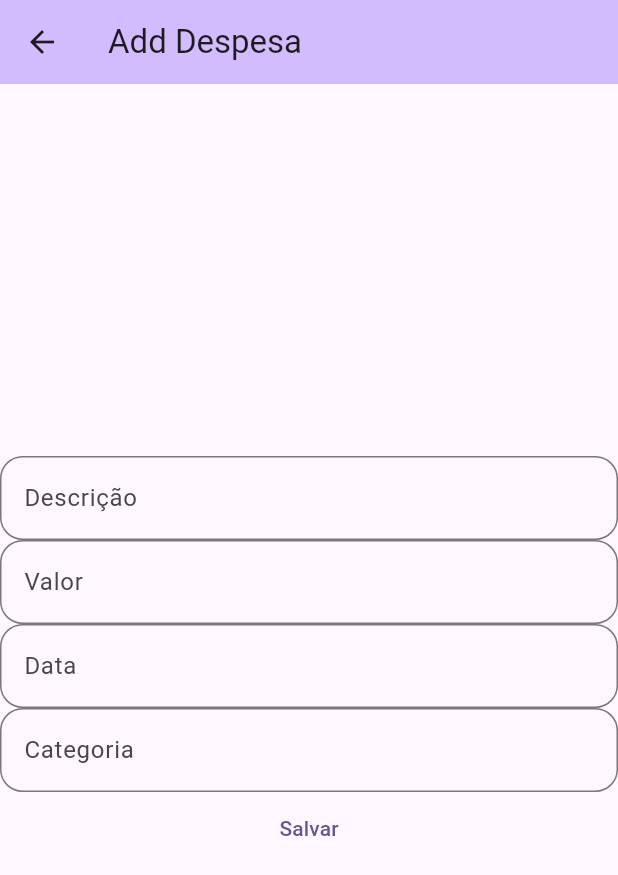
After one commit to Camilaliol/wallet, a Flutter app: the screen it shows after launch, after a tap on "Add despesa", on a phone screen of 412 x 824 dp. The commit adds this screen. Shown: the top 875 px of the screen. Run offline on Flutter 3.47's test engine with Material 3 defaults, Android fonts, the phone set to English and light mode, and no system bars.

Commit message:
1.5 pagina_de_despesa

```diff
--- a/app/analysis_options.yaml
+++ b/app/analysis_options.yaml
@@ -7,6 +7,15 @@
 
 # The following line activates a set of recommended lints for Flutter apps,
 # packages, and plugins designed to encourage good coding practices.
+analyzer:
+  exclude:
+    - build/**
+    - android/**
+    - ios/**
+    - web/**
+    - windows/**
+    - macos/**
+    - linux/**
 include: package:flutter_lints/flutter.yaml
 
 linter:
--- /dev/null
+++ b/app/lib/paginas/add_despesa.dart
@@ -0,0 +1,93 @@
+import 'package:flutter/material.dart';
+
+class AddDespesa extends StatefulWidget {
+  const AddDespesa({super.key});
+
+  @override
+  State<AddDespesa> createState() => _AddDespesaState();
+
+}
+
+
+class _AddDespesaState extends State<AddDespesa> {
+  // Adicionar variaveis
+  final _descricao = TextEditingController(); //add variaveis
+  final _valor = TextEditingController(); // add Variaveis
+  final _data = TextEditingController(); // add Variaveis
+  final _categoria = TextEditingController(); //add variaveis
+
+void _salvar() {
+    //uma função que não retorna nada ou seja sem valor
+    final Map<String, dynamic> despesa = {
+      //local onde as variaveis estao sendo agrupadas para criaçao de uma lista
+      'descricao': _descricao.text,
+      'valor': _valor.text,
+      'data': _data.text,
+      'categoria': _categoria.text,
+    };
+
+    Navigator.pop(context, despesa);
+  }
+
+  @override
+  Widget build(BuildContext context) {
+    return Scaffold(
+      appBar: AppBar(
+        backgroundColor: Theme.of(context).colorScheme.inversePrimary,
+
+        title: Text("Add Despesa"),
+      ),
+      body: Center(
+        child: SizedBox(
+          width: 450, // tamanho da coluna
+          child: Column(
+            // é preciso add o child para mudar a altura
+            mainAxisAlignment: .center,
+            children: [
+              TextField(
+                controller: _descricao, //chamndo a variavel
+                decoration: InputDecoration(
+                  border: OutlineInputBorder(
+                    borderRadius: BorderRadius.all(Radius.circular(15)),
+                  ),
+                  labelText: 'Descrição',
+                ),
+              ),
+              TextField(
+                controller: _valor, // chamando a variavel
+                decoration: InputDecoration(
+                  border: OutlineInputBorder(
+                    borderRadius: BorderRadius.all(Radius.circular(15)),
+                  ),
+                  labelText: 'Valor',
+                ),
+              ),
+              TextField(
+                controller: _data, //chamando a variavel
+                decoration: InputDecoration(
+                  border: OutlineInputBorder(
+                    borderRadius: BorderRadius.all(Radius.circular(15)),
+                  ),
+                  labelText: 'Data',
+                ),
+              ),
+              TextField(
+                controller: _categoria, //chamando a variavel
+                decoration: InputDecoration(
+                  border: OutlineInputBorder(
+                    borderRadius: BorderRadius.all(Radius.circular(15)),
+                  ),
+                  labelText: 'Categoria',
+                ),
+              ),
+              TextButton(
+                onPressed: _salvar,
+                child: Text("Salvar"),
+              ), // botao de salvar os dados de dinheiro
+            ],
+          ),
+        ),
+      ),
+    );
+  }
+}
--- a/app/lib/paginas/principal.dart
+++ b/app/lib/paginas/principal.dart
@@ -1,5 +1,6 @@
 import 'package:app/paginas/add_dinheiro.dart';
 import 'package:flutter/material.dart';
+import 'package:app/paginas/add_despesa.dart';
 
 class Principal extends StatefulWidget {
   const Principal({super.key, required this.title});
@@ -22,6 +23,7 @@ class _PrincipalState extends State<Principal> {
 
   int _saldo = 0;
 
+
   void _abrirAddDinheiro() async {
     final deposito = await Navigator.push(
       // comando que navega entre as paginas
@@ -41,8 +43,28 @@ class _PrincipalState extends State<Principal> {
     }
   }
 
+  void _abrirAddDespesa() async {
+    final deposito = await Navigator.push(
+      // comando que navega entre as paginas
+      context,
+      MaterialPageRoute(builder: (context) => const AddDespesa()),
+    );
+
+    if (deposito != null) {
+      //verifica se o valor não esta vasio
+      setState(() {
+        _historico.add(deposito);
+      });
+
+      setState(() {
+        _saldo -= int.tryParse(deposito['valor']) ?? 0;
+      });
+    }
+  }
+
   @override
   Widget build(BuildContext context) {
+    //var newVariable =0; neste momento não esta sendo chamada a variavel newVariable, por isso esta comentada
     return Scaffold(
       appBar: AppBar(
         backgroundColor: Theme.of(context).colorScheme.inversePrimary,
@@ -58,17 +80,23 @@ class _PrincipalState extends State<Principal> {
             Row(
               spacing: 40, // espaçamento do texto
               mainAxisAlignment:
-                  MainAxisAlignment.center, // centralizando o texto
+              MainAxisAlignment.center, // centralizando o texto
               children: [
                 // adicionando textos para os futuros botoes
                 TextButton(
                   onPressed: _abrirAddDinheiro,
                   child: const Text("Add dinheiro"),
                 ),
-                Text("Add despesas"),
+                TextButton(
+                  onPressed: _abrirAddDespesa,
+                  child: const Text("Add despesa"),
+                ),
                 Text("Análises"),
               ],
+
             ),
+
+
             Expanded(
               child: ListView.builder(
                 itemCount: _historico.length,
@@ -83,9 +111,9 @@ class _PrincipalState extends State<Principal> {
                 },
               ),
             ),
-          ],
-        ),
-      ),
-    );
-  }
-}
+          ], // Fecha o children da Column
+        ), // Fecha a Column
+      ), // Fecha o Center
+    ); // Fecha o Scaffold e o return
+  } // Fecha o método build (Sem ponto e vírgula)
+} // Fecha a classe _PrincipalState (Sem ponto e vírgula)
```
